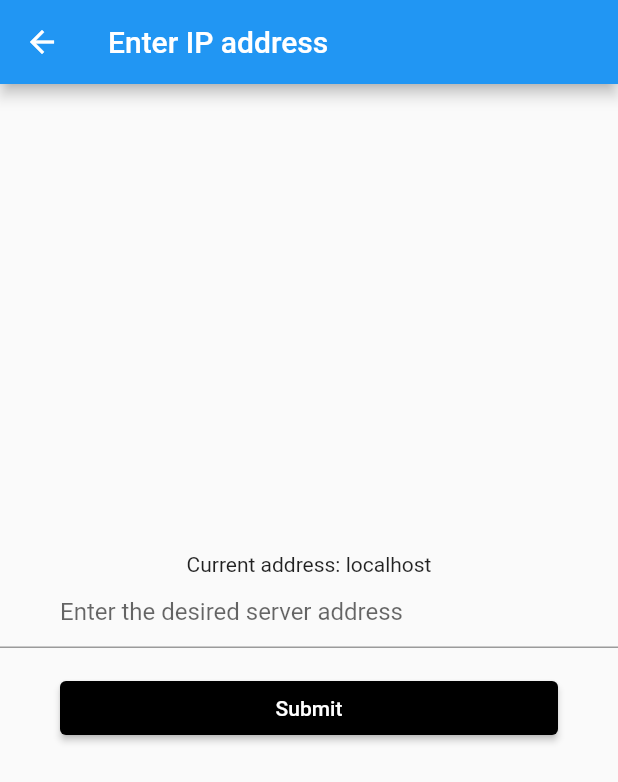
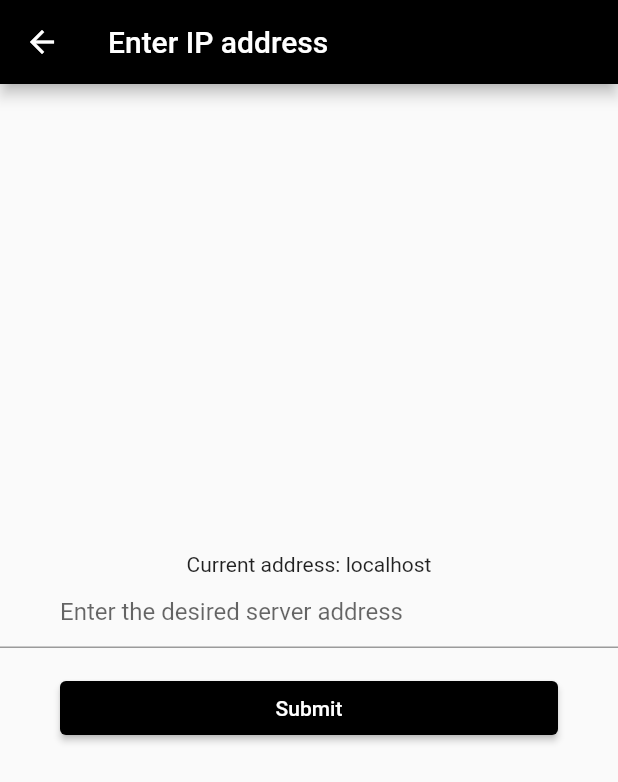
Before and after one commit to iron-ore-26k/iron_ore_frontend, a Flutter app: the screen it shows after launch, after a tap on the "settings" icon, on a phone screen of 412 x 824 dp. Shown: the top 782 px of the screen. Run offline on Flutter 3.47's test engine with Material 2 defaults, Android fonts, the phone set to English and light mode, and no system bars; our stand-ins replace blur, palette_generator; missing offline and left inert: grpc, protobuf; network calls fail.

Commit message:
Fix colour change bug and correct light mode themeing

```diff
--- a/lib/screens/homeScreen.dart
+++ b/lib/screens/homeScreen.dart
@@ -11,7 +11,10 @@ class MyHomePage extends StatelessWidget {
   @override
   Widget build(BuildContext context) {
     return Scaffold(
-      appBar: AppBar(title: Text('Iron-Ore')),
+      appBar: AppBar(
+        title: Text('Iron-Ore'),
+        backgroundColor: context.watch<MainState>().accentColour,
+      ),
       body: Container(
         decoration: BoxDecoration(
           image: DecorationImage(
--- a/lib/screens/secondScreen.dart
+++ b/lib/screens/secondScreen.dart
@@ -7,7 +7,10 @@ class SecondPage extends StatelessWidget {
   @override
   Widget build(BuildContext context) {
     return Scaffold(
-      appBar: AppBar(title: Text('Enter IP address')),
+      appBar: AppBar(
+        title: Text('Enter IP address'),
+        backgroundColor: context.watch<MainState>().accentColour,
+      ),
       body: Center(
         child: Column(
           mainAxisSize: MainAxisSize.min,
```
Also changed, not shown: lib/providers/mainStateProvider.dart (+8 -2 lines).
